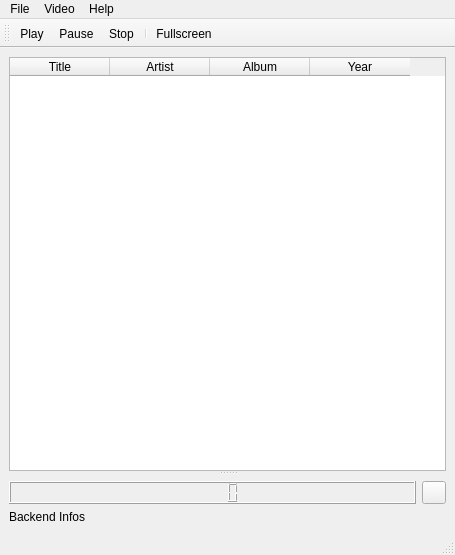
Above: experimental/phonon-videoplayer/MainWindow.ui from vilkov/phonon-vlc-mplayer before the change. Below: the same form after it.
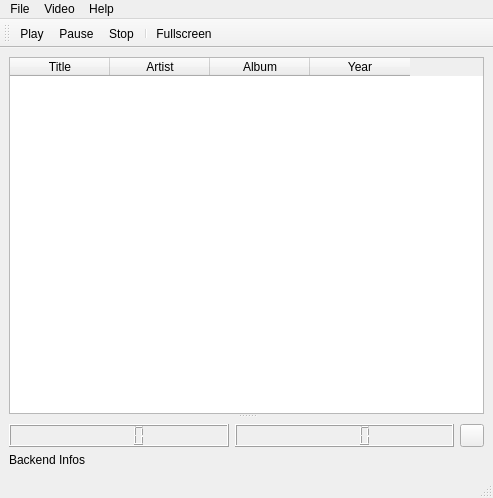
That is the form after the change. Icons and pictures are not drawn.

Commit message: phonon-vlc: nop meta data does not work under Windows... + some cleanup + add a totalTime display inside MainWindow

```diff
--- a/experimental/phonon-videoplayer/MainWindow.ui
+++ b/experimental/phonon-videoplayer/MainWindow.ui
@@ -5,8 +5,8 @@
    <rect>
     <x>0</x>
     <y>0</y>
-    <width>455</width>
-    <height>555</height>
+    <width>493</width>
+    <height>498</height>
    </rect>
   </property>
   <property name="windowTitle" >
@@ -21,8 +21,8 @@
     <rect>
      <x>0</x>
      <y>53</y>
-     <width>455</width>
-     <height>483</height>
+     <width>493</width>
+     <height>426</height>
     </rect>
    </property>
    <layout class="QGridLayout" name="gridLayout" >
@@ -64,7 +64,10 @@
     <item row="1" column="0" >
      <layout class="QHBoxLayout" name="seekerLayout" >
       <item>
-       <widget class="QLCDNumber" name="lcdNumber" />
+       <widget class="QLCDNumber" name="currentTimeLcdNumber" />
+      </item>
+      <item>
+       <widget class="QLCDNumber" name="totalTimeLcdNumber" />
       </item>
      </layout>
     </item>
@@ -94,7 +97,7 @@
     <rect>
      <x>0</x>
      <y>0</y>
-     <width>455</width>
+     <width>493</width>
      <height>19</height>
     </rect>
    </property>
@@ -128,8 +131,8 @@
    <property name="geometry" >
     <rect>
      <x>0</x>
-     <y>536</y>
-     <width>455</width>
+     <y>479</y>
+     <width>493</width>
      <height>19</height>
     </rect>
    </property>
@@ -139,7 +142,7 @@
     <rect>
      <x>0</x>
      <y>19</y>
-     <width>455</width>
+     <width>493</width>
      <height>34</height>
     </rect>
    </property>
```
The commit also changes 4 other files.
